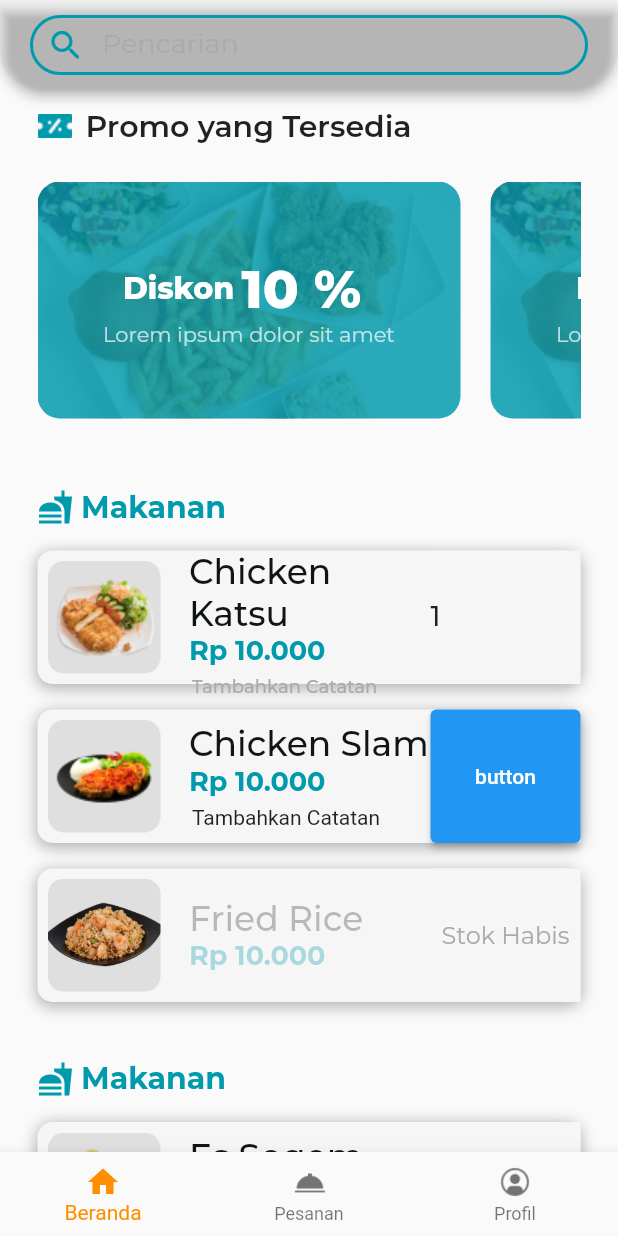
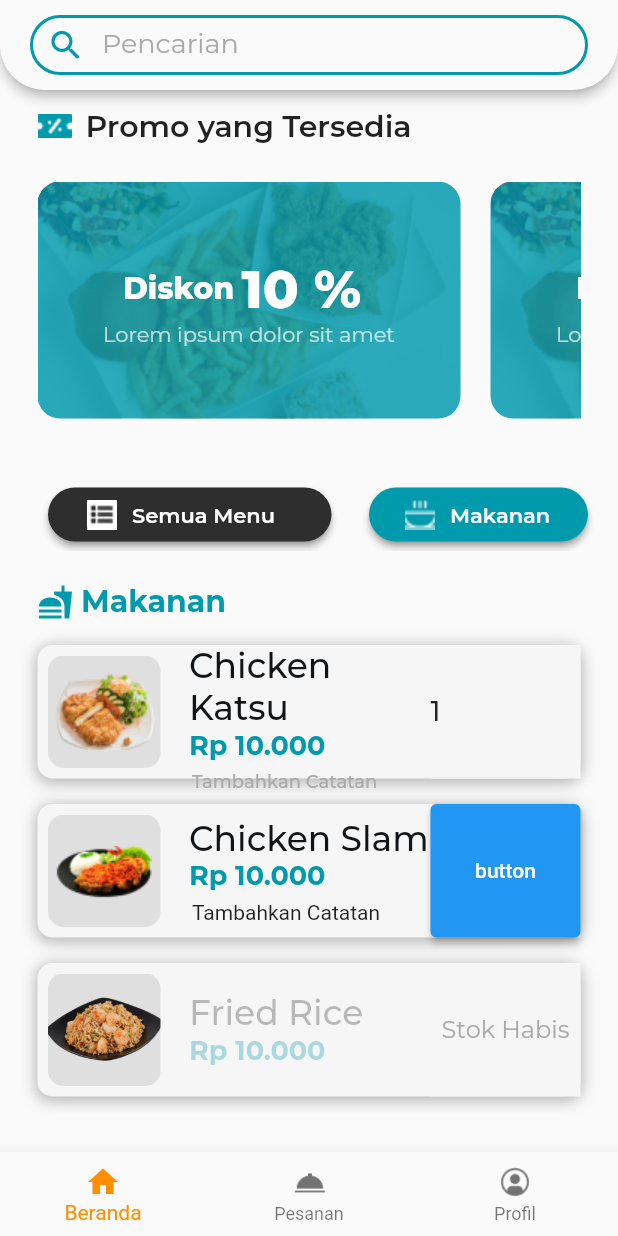
Before and after one commit to mlatifr/java_code, a Flutter app: the Beranda screen opened directly, on a phone screen of 412 x 824 dp. Run offline on Flutter 3.47's test engine with Material 2 defaults, Android fonts, the phone set to English and light mode, and no system bars; our stand-ins replace google_fonts.

Commit message:
semuaMenuBawahPromo

```diff
--- a/lib/beranda/beranda.dart
+++ b/lib/beranda/beranda.dart
@@ -73,100 +73,7 @@ class _BerandaState extends State<Beranda> {
                 ),
               ),
               const WidgetListPromoYgTersedia(),
-              Padding(
-                padding: const EdgeInsetsDirectional.fromSTEB(20, 0, 1, 0),
-                child: SingleChildScrollView(
-                  scrollDirection: Axis.horizontal,
-                  child: Row(
-                    mainAxisSize: MainAxisSize.max,
-                    mainAxisAlignment: MainAxisAlignment.start,
-                    children: const [
-                      // Padding(
-                      //   padding: EdgeInsetsDirectional.fromSTEB(0, 10, 13, 0),
-                      //   child: FFButtonWidget(
-                      //     onPressed: () {
-                      //       print('Semua_Menu pressed ...');
-                      //     },
-                      //     text: 'Semua Menu',
-                      //     icon: Icon(
-                      //       Icons.menu,
-                      //       size: 15,
-                      //     ),
-                      //     options: FFButtonOptions(
-                      //       width: 180,
-                      //       height: 40,
-                      //       color: Color(0xFF2E2E2E),
-                      //       textStyle: FlutterFlowTheme.subtitle2.override(
-                      //         //fontFamily: 'Montserrat',
-                      //         color: Colors.white,
-                      //         fontWeight: FontWeight.w600,
-                      //       ),
-                      //       borderSide: BorderSide(
-                      //         color: Colors.transparent,
-                      //         width: 1,
-                      //       ),
-                      //       borderRadius: 50,
-                      //     ),
-                      //   ),
-                      // ),
-                      // Padding(
-                      //   padding: EdgeInsetsDirectional.fromSTEB(0, 10, 13, 0),
-                      //   child: FFButtonWidget(
-                      //     onPressed: () {
-                      //       print('Semua_Menu pressed ...');
-                      //     },
-                      //     text: 'Makanan',
-                      //     icon: FaIcon(
-                      //       FontAwesomeIcons.glassWhiskey,
-                      //     ),
-                      //     options: FFButtonOptions(
-                      //       width: 180,
-                      //       height: 40,
-                      //       color: Color(0xFF009AAD),
-                      //       textStyle: FlutterFlowTheme.subtitle2.override(
-                      //         //fontFamily: 'Montserrat',
-                      //         color: Colors.white,
-                      //         fontWeight: FontWeight.w600,
-                      //       ),
-                      //       borderSide: BorderSide(
-                      //         color: Colors.transparent,
-                      //         width: 1,
-                      //       ),
-                      //       borderRadius: 50,
-                      //     ),
-                      //   ),
-                      // ),
-                      // Padding(
-                      //   padding: EdgeInsetsDirectional.fromSTEB(0, 10, 13, 0),
-                      //   child: FFButtonWidget(
-                      //     onPressed: () {
-                      //       print('Semua_Menu pressed ...');
-                      //     },
-                      //     text: 'Minuman',
-                      //     icon: FaIcon(
-                      //       FontAwesomeIcons.coffee,
-                      //     ),
-                      //     options: FFButtonOptions(
-                      //       width: 180,
-                      //       height: 40,
-                      //       color: Color(0xFF009AAD),
-                      //       textStyle: FlutterFlowTheme.subtitle2.override(
-                      //         //fontFamily: 'Montserrat',
-                      //         color: Colors.white,
-                      //         fontWeight: FontWeight.w600,
-                      //       ),
-                      //       borderSide: BorderSide(
-                      //         color: Colors.transparent,
-                      //         width: 1,
-                      //       ),
-                      //       borderRadius: 50,
-                      //     ),
-                      //   ),
-                      // ),
-                    ],
-                  ),
-                ),
-              ),
+              const SemuaMenuBawahPromo(),
               Padding(
                 padding: const EdgeInsetsDirectional.fromSTEB(25, 22, 0, 17),
                 child: Row(
@@ -976,6 +883,142 @@ class _BerandaState extends State<Beranda> {
   }
 }
 
+class SemuaMenuBawahPromo extends StatelessWidget {
+  const SemuaMenuBawahPromo({
+    Key? key,
+  }) : super(key: key);
+
+  @override
+  Widget build(BuildContext context) {
+    return Padding(
+      padding: const EdgeInsetsDirectional.fromSTEB(20, 0, 1, 0),
+      child: SingleChildScrollView(
+        scrollDirection: Axis.horizontal,
+        child: Row(
+          mainAxisSize: MainAxisSize.max,
+          mainAxisAlignment: MainAxisAlignment.start,
+          children: [
+            Padding(
+              padding: const EdgeInsetsDirectional.fromSTEB(0, 10, 13, 0),
+              child: Padding(
+                padding: const EdgeInsetsDirectional.fromSTEB(12, 5, 0, 0),
+                child: ElevatedButton(
+                    style: ElevatedButton.styleFrom(
+                        fixedSize: const Size(189, 35),
+                        primary: const Color.fromARGB(255, 46, 46, 46),
+                        shadowColor: const Color.fromARGB(255, 46, 46, 46),
+                        shape: RoundedRectangleBorder(
+                            borderRadius: BorderRadius.circular(20.0))),
+                    onPressed: () {},
+                    child: Row(
+                      children: [
+                        const SizedBox(
+                          width: 10,
+                        ),
+                        Image.asset(
+                          'assets/Beranda/semua_menu_icon.png',
+                          width: 20,
+                          height: 20,
+                          fit: BoxFit.cover,
+                        ),
+                        const SizedBox(
+                          width: 10,
+                        ),
+                        Text(
+                          'Semua Menu',
+                          style: GoogleFonts.montserrat(
+                            color: Colors.white,
+                            // fontSize: 12,
+                            fontWeight: FontWeight.w600,
+                          ),
+                        ),
+                      ],
+                    )),
+              ),
+            ),
+            Padding(
+              padding: const EdgeInsetsDirectional.fromSTEB(0, 10, 13, 0),
+              child: Padding(
+                padding: const EdgeInsetsDirectional.fromSTEB(12, 5, 0, 0),
+                child: ElevatedButton(
+                    style: ElevatedButton.styleFrom(
+                        fixedSize: const Size(146, 35),
+                        primary: const Color.fromARGB(255, 0, 154, 173),
+                        shadowColor: const Color.fromARGB(255, 46, 46, 46),
+                        shape: RoundedRectangleBorder(
+                            borderRadius: BorderRadius.circular(20.0))),
+                    onPressed: () {},
+                    child: Row(
+                      children: [
+                        const SizedBox(
+                          width: 8,
+                        ),
+                        Image.asset(
+                          'assets/Beranda/makanan_icon.png',
+                          width: 20,
+                          height: 20,
+                          fit: BoxFit.cover,
+                        ),
+                        const SizedBox(
+                          width: 10,
+                        ),
+                        Text(
+                          'Makanan',
+                          style: GoogleFonts.montserrat(
+                            color: Colors.white,
+                            // fontSize: 12,
+                            fontWeight: FontWeight.w600,
+                          ),
+                        ),
+                      ],
+                    )),
+              ),
+            ),
+            Padding(
+              padding: const EdgeInsetsDirectional.fromSTEB(0, 10, 13, 0),
+              child: Padding(
+                padding: const EdgeInsetsDirectional.fromSTEB(12, 5, 0, 0),
+                child: ElevatedButton(
+                    style: ElevatedButton.styleFrom(
+                        fixedSize: const Size(146, 35),
+                        primary: const Color.fromARGB(255, 0, 154, 173),
+                        shadowColor: const Color.fromARGB(255, 46, 46, 46),
+                        shape: RoundedRectangleBorder(
+                            borderRadius: BorderRadius.circular(20.0))),
+                    onPressed: () {},
+                    child: Row(
+                      children: [
+                        const SizedBox(
+                          width: 8,
+                        ),
+                        Image.asset(
+                          'assets/Beranda/minuman_icon.png',
+                          width: 20,
+                          height: 20,
+                          fit: BoxFit.cover,
+                        ),
+                        const SizedBox(
+                          width: 10,
+                        ),
+                        Text(
+                          'Minuman',
+                          style: GoogleFonts.montserrat(
+                            color: Colors.white,
+                            // fontSize: 12,
+                            fontWeight: FontWeight.w600,
+                          ),
+                        ),
+                      ],
+                    )),
+              ),
+            ),
+          ],
+        ),
+      ),
+    );
+  }
+}
+
 class WidgetListPromoYgTersedia extends StatelessWidget {
   const WidgetListPromoYgTersedia({
     Key? key,
@@ -1080,7 +1123,7 @@ class WidgetPencarian extends StatelessWidget {
       mainAxisSize: MainAxisSize.max,
       children: [
         Material(
-          color: Colors.transparent,
+          // color: Colors.transparent,
           elevation: 3,
           shape: const RoundedRectangleBorder(
             borderRadius: BorderRadius.only(
@@ -1115,7 +1158,7 @@ class WidgetPencarian extends StatelessWidget {
                     fontSize: 18,
                     fontWeight: FontWeight.normal,
                   ),
-                  hintText: 'Search by name, location etc...',
+                  // hintText: 'Search by name, location etc...',
                   hintStyle: GoogleFonts.montserrat(
                     // //fontFamily: 'Montserrat',
                     color: const Color(0xFFAAAAAA),
--- a/pubspec.yaml
+++ b/pubspec.yaml
@@ -77,6 +77,9 @@ flutter:
     - assets/Beranda/es_sogem.png
     - assets/Beranda/pesanan_icon.png
     - assets/Beranda/profil_icon.png
+    - assets/Beranda/semua_menu_icon.png
+    - assets/Beranda/makanan_icon.png
+    - assets/Beranda/minuman_icon.png
   # An image asset can refer to one or more resolution-specific "variants", see
   # https://flutter.dev/assets-and-images/#resolution-aware.
 
```
Also changed, not shown: assets/Beranda/makanan_icon.png (added), assets/Beranda/minuman_icon.png (added), assets/Beranda/semua_menu_icon.png (added).
